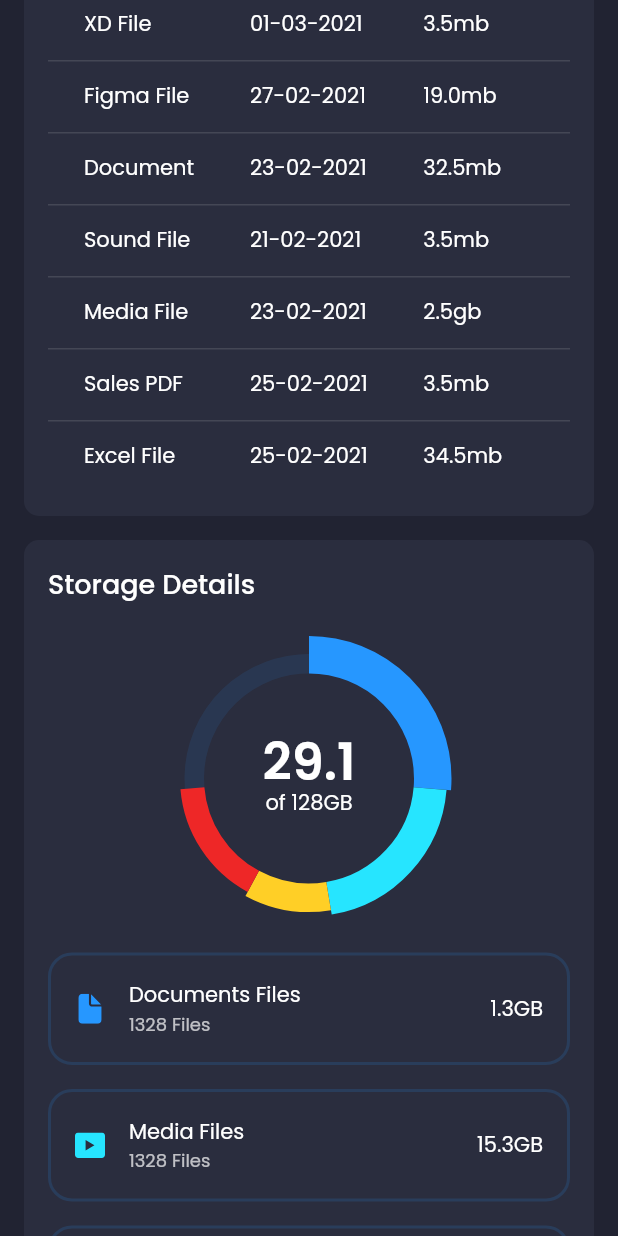
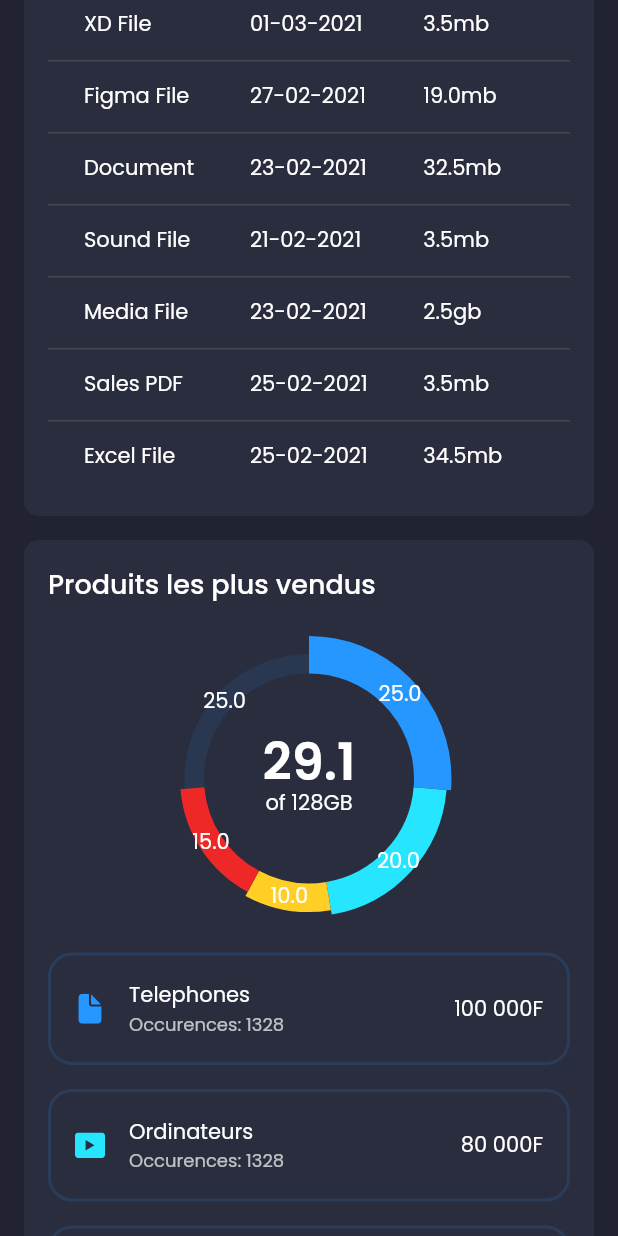
Before and after one commit to Chevalier-du-web/buyme-dashboard, a Flutter app: the screen it shows after launch, scrolled down 576 dp, on a phone screen of 412 x 824 dp. Run offline on Flutter 3.47's test engine with Material 2 defaults, Android fonts, the phone set to English and light mode, and no system bars; drawn by our look-alikes of fl_chart; our stand-ins replace flutter_svg, google_fonts.

Commit message:
update app

```diff
--- a/lib/models/MyFiles.dart
+++ b/lib/models/MyFiles.dart
@@ -35,18 +35,18 @@ List demoMyFiles = [
     percentage: 35,
   ),
   CloudStorageInfo(
-    title: "",
+    title: "Montant",
     numOfFiles: 1328,
     svgSrc: "assets/icons/one_drive.svg",
-    totalStorage: "1GB",
+    totalStorage: "200.000 CFA",
     color: Color(0xFFA4CDFF),
     percentage: 10,
   ),
   CloudStorageInfo(
-    title: "Documents",
+    title: "Fournisseurs",
     numOfFiles: 5328,
     svgSrc: "assets/icons/drop_box.svg",
-    totalStorage: "7.3GB",
+    totalStorage: "20",
     color: Color(0xFF007EE5),
     percentage: 78,
   ),
--- a/lib/screens/dashboard/components/chart.dart
+++ b/lib/screens/dashboard/components/chart.dart
@@ -49,31 +49,31 @@ List<PieChartSectionData> paiChartSelectionData = [
   PieChartSectionData(
     color: primaryColor,
     value: 25,
-    showTitle: false,
+    showTitle: true,
     radius: 25,
   ),
   PieChartSectionData(
     color: Color(0xFF26E5FF),
     value: 20,
-    showTitle: false,
+    showTitle: true,
     radius: 22,
   ),
   PieChartSectionData(
     color: Color(0xFFFFCF26),
     value: 10,
-    showTitle: false,
+    showTitle: true,
     radius: 19,
   ),
   PieChartSectionData(
     color: Color(0xFFEE2727),
     value: 15,
-    showTitle: false,
+    showTitle: true,
     radius: 16,
   ),
   PieChartSectionData(
     color: primaryColor.withOpacity(0.1),
     value: 25,
-    showTitle: false,
+    showTitle: true,
     radius: 13,
   ),
 ];
--- a/lib/screens/dashboard/components/file_info_card.dart
+++ b/lib/screens/dashboard/components/file_info_card.dart
@@ -57,7 +57,7 @@ class FileInfoCard extends StatelessWidget {
             mainAxisAlignment: MainAxisAlignment.spaceBetween,
             children: [
               Text(
-                "${info.numOfFiles} Files",
+                "",
                 style: Theme.of(context)
                     .textTheme
                     .bodySmall!
--- a/lib/screens/dashboard/components/storage_details.dart
+++ b/lib/screens/dashboard/components/storage_details.dart
@@ -17,11 +17,11 @@ class StorageDetails extends StatelessWidget {
         color: secondaryColor,
         borderRadius: const BorderRadius.all(Radius.circular(10)),
       ),
-      child: Column(
+      child: const Column(
         crossAxisAlignment: CrossAxisAlignment.start,
         children: [
           Text(
-            "Storage Details",
+            "Produits les plus vendus",
             style: TextStyle(
               fontSize: 18,
               fontWeight: FontWeight.w500,
@@ -31,26 +31,44 @@ class StorageDetails extends StatelessWidget {
           Chart(),
           StorageInfoCard(
             svgSrc: "assets/icons/Documents.svg",
-            title: "Documents Files",
-            amountOfFiles: "1.3GB",
+            title: "Telephones",
+            amountOfFiles: "100 000F",
             numOfFiles: 1328,
           ),
           StorageInfoCard(
             svgSrc: "assets/icons/media.svg",
-            title: "Media Files",
-            amountOfFiles: "15.3GB",
+            title: "Ordinateurs",
+            amountOfFiles: "80 000F",
             numOfFiles: 1328,
           ),
           StorageInfoCard(
             svgSrc: "assets/icons/folder.svg",
-            title: "Other Files",
-            amountOfFiles: "1.3GB",
+            title: "Depannage",
+            amountOfFiles: "50 000F",
             numOfFiles: 1328,
           ),
           StorageInfoCard(
-            svgSrc: "assets/icons/unknown.svg",
-            title: "Unknown",
-            amountOfFiles: "1.3GB",
+            svgSrc: "assets/icons/Documents.svg",
+            title: "Batteries",
+            amountOfFiles: "40 000F",
+            numOfFiles: 140,
+          ),
+          StorageInfoCard(
+            svgSrc: "assets/icons/Documents.svg",
+            title: "Pochettes et glaces",
+            amountOfFiles: "30 000F",
+            numOfFiles: 140,
+          ),
+          StorageInfoCard(
+            svgSrc: "assets/icons/Documents.svg",
+            title: "Chargeurs et claviers",
+            amountOfFiles: "25 000F",
+            numOfFiles: 140,
+          ),
+          StorageInfoCard(
+            svgSrc: "assets/icons/Documents.svg",
+            title: "Autres accessoires",
+            amountOfFiles: "20 000F",
             numOfFiles: 140,
           ),
         ],
--- a/lib/screens/dashboard/components/storage_info_card.dart
+++ b/lib/screens/dashboard/components/storage_info_card.dart
@@ -45,7 +45,7 @@ class StorageInfoCard extends StatelessWidget {
                     overflow: TextOverflow.ellipsis,
                   ),
                   Text(
-                    "$numOfFiles Files",
+                    "Occurences: $numOfFiles",
                     style: Theme.of(context)
                         .textTheme
                         .bodySmall!
```
